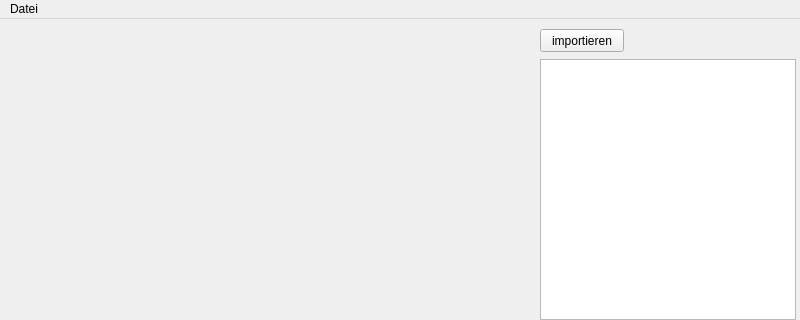
Qt form mainwindow.ui (TischlerWilly/simson) before a commit; both pictures show x 0 to 800 and y 0 to 320 of the 800 by 600 pixel window.
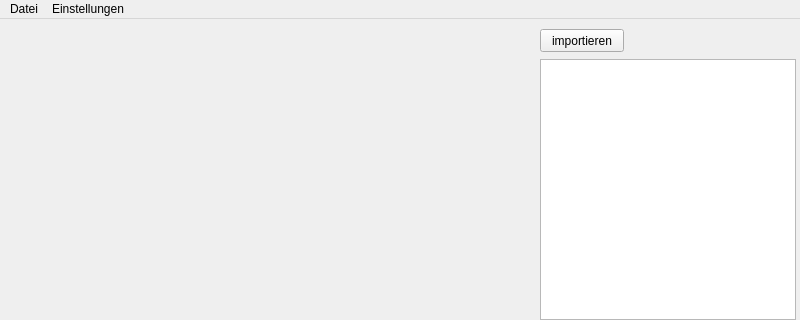
The same form after that commit.

Diff of the .ui file:
```diff
--- a/mainwindow.ui
+++ b/mainwindow.ui
@@ -84,7 +84,14 @@
     <addaction name="actionNeu"/>
     <addaction name="actionUmbenennen"/>
    </widget>
+   <widget class="QMenu" name="menuEinstellungen">
+    <property name="title">
+     <string>Einstellungen</string>
+    </property>
+    <addaction name="actionPfade"/>
+   </widget>
    <addaction name="menuDatei"/>
+   <addaction name="menuEinstellungen"/>
   </widget>
   <widget class="QStatusBar" name="statusbar"/>
   <action name="action_oeffnen">
```
Left out of the diff: 5 changed lines with no effect on the pictures.
